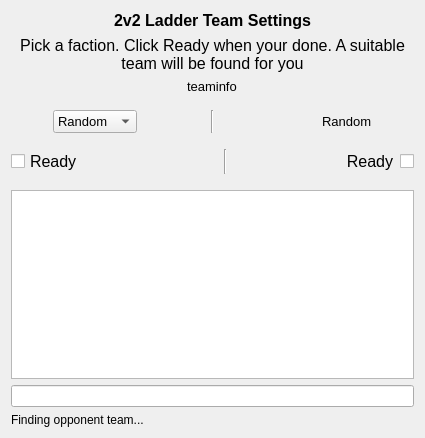
IDragonfire/modular-client, file src/_res/games/ladder2v2team.ui: the form before one commit.
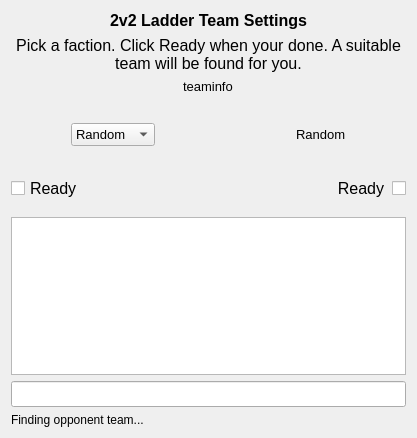
The form after the commit.

Commit message: Everything on the ui side is functional now. It should probably be a bit prettier, but most of the work now is to be done on the database side.

What changed in the file:
```diff
--- a/src/_res/games/ladder2v2team.ui
+++ b/src/_res/games/ladder2v2team.ui
@@ -6,7 +6,7 @@
    <rect>
     <x>0</x>
     <y>0</y>
-    <width>393</width>
+    <width>417</width>
     <height>438</height>
    </rect>
   </property>
@@ -15,10 +15,26 @@
   </property>
   <layout class="QGridLayout" name="gridLayout_2">
    <item row="5" column="3">
-    <widget class="QTextEdit" name="TextBox"/>
+    <widget class="QTextEdit" name="TextBox">
+     <property name="font">
+      <font>
+       <family>Segoe UI</family>
+       <pointsize>9</pointsize>
+      </font>
+     </property>
+     <property name="readOnly">
+      <bool>true</bool>
+     </property>
+    </widget>
    </item>
    <item row="6" column="3">
-    <widget class="QLineEdit" name="TextLine"/>
+    <widget class="QLineEdit" name="TextLine">
+     <property name="font">
+      <font>
+       <pointsize>11</pointsize>
+      </font>
+     </property>
+    </widget>
    </item>
    <item row="0" column="3">
     <widget class="QLabel" name="label">
@@ -47,7 +63,7 @@
       </font>
      </property>
      <property name="text">
-      <string>Pick a faction. Click Ready when your done. A suitable team will be found for you</string>
+      <string>Pick a faction. Click Ready when your done. A suitable team will be found for you.</string>
      </property>
      <property name="alignment">
       <set>Qt::AlignHCenter|Qt::AlignTop</set>
@@ -65,18 +81,18 @@
      <property name="topMargin">
       <number>10</number>
      </property>
-     <item>
+     <item alignment="Qt::AlignVCenter">
       <widget class="QLabel" name="FactionGraphic1">
        <property name="minimumSize">
         <size>
-         <width>16</width>
-         <height>16</height>
+         <width>50</width>
+         <height>50</height>
         </size>
        </property>
        <property name="maximumSize">
         <size>
-         <width>32</width>
-         <height>32</height>
+         <width>50</width>
+         <height>50</height>
         </size>
        </property>
        <property name="text">
@@ -84,7 +100,7 @@
        </property>
       </widget>
      </item>
-     <item alignment="Qt::AlignLeft">
+     <item alignment="Qt::AlignLeft|Qt::AlignVCenter">
       <widget class="QComboBox" name="FactionSelect">
        <property name="font">
         <font>
@@ -125,14 +141,20 @@
        </item>
       </widget>
      </item>
-     <item alignment="Qt::AlignHCenter">
-      <widget class="Line" name="line">
+     <item>
+      <spacer name="horizontalSpacer">
        <property name="orientation">
-        <enum>Qt::Vertical</enum>
+        <enum>Qt::Horizontal</enum>
        </property>
-      </widget>
+       <property name="sizeHint" stdset="0">
+        <size>
+         <width>40</width>
+         <height>20</height>
+        </size>
+       </property>
+      </spacer>
      </item>
-     <item alignment="Qt::AlignRight">
+     <item alignment="Qt::AlignRight|Qt::AlignVCenter">
       <widget class="QLabel" name="FactionFriend">
        <property name="font">
         <font>
@@ -145,18 +167,18 @@
        </property>
       </widget>
      </item>
-     <item>
+     <item alignment="Qt::AlignVCenter">
       <widget class="QLabel" name="FactionGraphic2">
        <property name="minimumSize">
         <size>
-         <width>16</width>
-         <height>16</height>
+         <width>50</width>
+         <height>50</height>
         </size>
        </property>
        <property name="maximumSize">
         <size>
-         <width>32</width>
-         <height>32</height>
+         <width>50</width>
+         <height>50</height>
         </size>
        </property>
        <property name="text">
@@ -235,13 +257,6 @@
        </property>
       </spacer>
      </item>
-     <item alignment="Qt::AlignHCenter">
-      <widget class="Line" name="line_2">
-       <property name="orientation">
-        <enum>Qt::Vertical</enum>
-       </property>
-      </widget>
-     </item>
      <item>
       <spacer name="horizontalSpacer_2">
        <property name="orientation">
@@ -271,7 +286,7 @@
        </property>
       </widget>
      </item>
-     <item alignment="Qt::AlignRight">
+     <item alignment="Qt::AlignRight|Qt::AlignVCenter">
       <widget class="QCheckBox" name="FriendReady">
        <property name="minimumSize">
         <size>
```
The commit also changes 6 other files.
